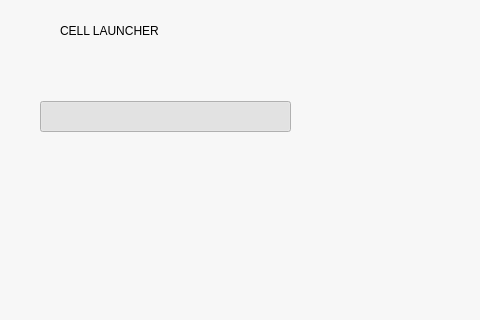
Before: the Qt Designer form Forms/mainwindow.ui in elexenon/Cell, drawn with Qt 5; both pictures show x 0 to 480 and y 0 to 320 of the 1306 by 771 pixel window.
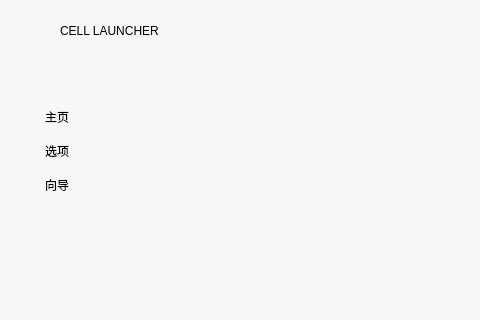
After: the same form once the commit is applied. Icons and pictures are not drawn.

Commit message: Visual Adjustments in SettingsPage.

```diff
--- a/Forms/mainwindow.ui
+++ b/Forms/mainwindow.ui
@@ -16,159 +16,6 @@
   <property name="styleSheet">
    <string notr="true">background-color: rgb(247, 247, 247);</string>
   </property>
-  <widget class="QPushButton" name="Btn_HomePage">
-   <property name="geometry">
-    <rect>
-     <x>40</x>
-     <y>101</y>
-     <width>251</width>
-     <height>31</height>
-    </rect>
-   </property>
-   <property name="styleSheet">
-    <string notr="true"/>
-   </property>
-   <property name="text">
-    <string/>
-   </property>
-   <property name="checkable">
-    <bool>true</bool>
-   </property>
-   <property name="checked">
-    <bool>true</bool>
-   </property>
-   <property name="flat">
-    <bool>true</bool>
-   </property>
-  </widget>
-  <widget class="QPushButton" name="Btn_Settings">
-   <property name="geometry">
-    <rect>
-     <x>40</x>
-     <y>135</y>
-     <width>251</width>
-     <height>31</height>
-    </rect>
-   </property>
-   <property name="styleSheet">
-    <string notr="true"/>
-   </property>
-   <property name="text">
-    <string/>
-   </property>
-   <property name="checkable">
-    <bool>true</bool>
-   </property>
-   <property name="checked">
-    <bool>false</bool>
-   </property>
-   <property name="flat">
-    <bool>true</bool>
-   </property>
-  </widget>
-  <widget class="QPushButton" name="Btn_Guide">
-   <property name="geometry">
-    <rect>
-     <x>40</x>
-     <y>169</y>
-     <width>251</width>
-     <height>31</height>
-    </rect>
-   </property>
-   <property name="styleSheet">
-    <string notr="true"/>
-   </property>
-   <property name="text">
-    <string/>
-   </property>
-   <property name="checkable">
-    <bool>false</bool>
-   </property>
-   <property name="checked">
-    <bool>false</bool>
-   </property>
-   <property name="flat">
-    <bool>true</bool>
-   </property>
-  </widget>
-  <widget class="QPushButton" name="Btn_NewProject">
-   <property name="geometry">
-    <rect>
-     <x>40</x>
-     <y>331</y>
-     <width>251</width>
-     <height>81</height>
-    </rect>
-   </property>
-   <property name="styleSheet">
-    <string notr="true">border-image: url(:/images/Share/images/MainWindowNewPJ1.png);</string>
-   </property>
-   <property name="text">
-    <string/>
-   </property>
-   <property name="checkable">
-    <bool>false</bool>
-   </property>
-   <property name="checked">
-    <bool>false</bool>
-   </property>
-   <property name="flat">
-    <bool>true</bool>
-   </property>
-  </widget>
-  <widget class="QPushButton" name="Btn_OpenProject">
-   <property name="geometry">
-    <rect>
-     <x>40</x>
-     <y>421</y>
-     <width>251</width>
-     <height>81</height>
-    </rect>
-   </property>
-   <property name="styleSheet">
-    <string notr="true">border-image: url(:/images/Share/images/MainWindowOpenPJ1.png);</string>
-   </property>
-   <property name="text">
-    <string/>
-   </property>
-   <property name="checkable">
-    <bool>false</bool>
-   </property>
-   <property name="checked">
-    <bool>false</bool>
-   </property>
-   <property name="flat">
-    <bool>true</bool>
-   </property>
-  </widget>
-  <widget class="QLabel" name="label_welcome">
-   <property name="geometry">
-    <rect>
-     <x>560</x>
-     <y>81</y>
-     <width>511</width>
-     <height>51</height>
-    </rect>
-   </property>
-   <property name="text">
-    <string>欢迎使用 Cell WorkStation。</string>
-   </property>
-  </widget>
-  <widget class="QStackedWidget" name="stackedWidget">
-   <property name="geometry">
-    <rect>
-     <x>336</x>
-     <y>61</y>
-     <width>970</width>
-     <height>710</height>
-    </rect>
-   </property>
-   <property name="styleSheet">
-    <string notr="true"/>
-   </property>
-   <widget class="QWidget" name="page"/>
-   <widget class="QWidget" name="page_2"/>
-  </widget>
   <widget class="QLabel" name="label_mainWindowIcon">
    <property name="geometry">
     <rect>
@@ -255,6 +102,69 @@
     <bool>true</bool>
    </property>
   </widget>
+  <widget class="QLabel" name="Label_HomePage">
+   <property name="geometry">
+    <rect>
+     <x>45</x>
+     <y>101</y>
+     <width>50</width>
+     <height>31</height>
+    </rect>
+   </property>
+   <property name="styleSheet">
+    <string notr="true">background:transparent</string>
+   </property>
+   <property name="text">
+    <string>主页</string>
+   </property>
+  </widget>
+  <widget class="QLabel" name="Label_Settings">
+   <property name="geometry">
+    <rect>
+     <x>45</x>
+     <y>135</y>
+     <width>50</width>
+     <height>31</height>
+    </rect>
+   </property>
+   <property name="styleSheet">
+    <string notr="true">background:transparent</string>
+   </property>
+   <property name="text">
+    <string>选项</string>
+   </property>
+  </widget>
+  <widget class="QLabel" name="Label_Guide">
+   <property name="geometry">
+    <rect>
+     <x>45</x>
+     <y>169</y>
+     <width>50</width>
+     <height>31</height>
+    </rect>
+   </property>
+   <property name="styleSheet">
+    <string notr="true">background:transparent</string>
+   </property>
+   <property name="text">
+    <string>向导</string>
+   </property>
+  </widget>
+  <widget class="QStackedWidget" name="stackedWidget">
+   <property name="geometry">
+    <rect>
+     <x>336</x>
+     <y>61</y>
+     <width>970</width>
+     <height>710</height>
+    </rect>
+   </property>
+   <property name="currentIndex">
+    <number>0</number>
+   </property>
+   <widget class="QWidget" name="page"/>
+   <widget class="QWidget" name="page_2"/>
+  </widget>
  </widget>
  <resources/>
  <connections/>
```
The commit also changes 43 other files.
